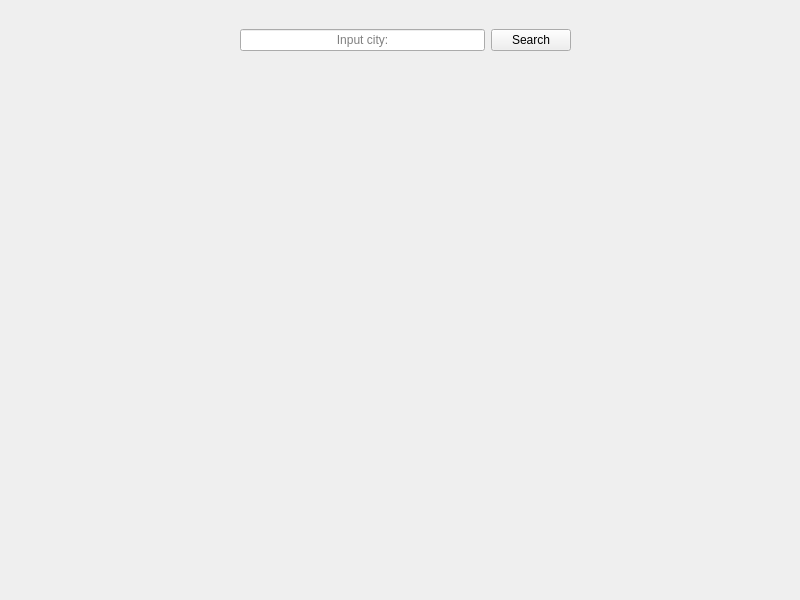
Qt form forms/mainWindow.ui (kfurjan/weatherApp) before a commit.
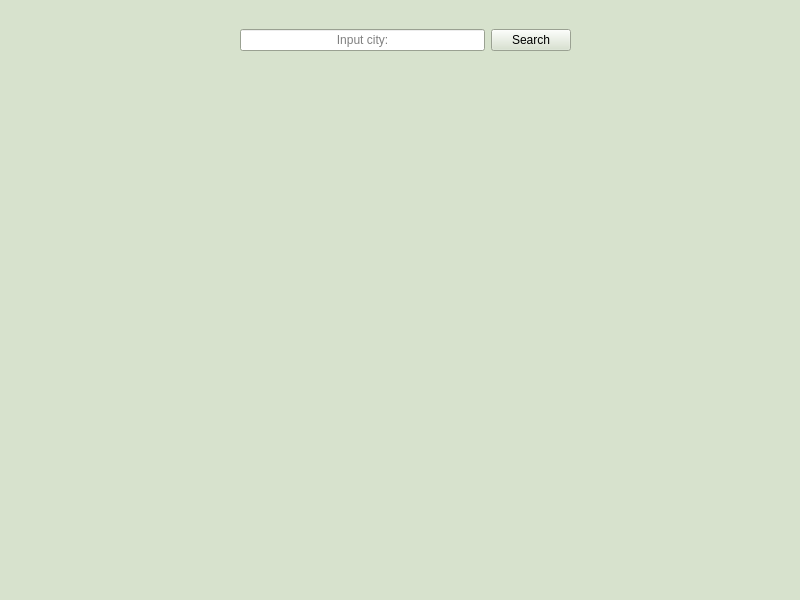
The same form after that commit.

Commit message: Added ability to show icons

```diff
--- a/forms/mainWindow.ui
+++ b/forms/mainWindow.ui
@@ -16,6 +16,421 @@
     <height>600</height>
    </size>
   </property>
+  <property name="palette">
+   <palette>
+    <active>
+     <colorrole role="WindowText">
+      <brush brushstyle="SolidPattern">
+       <color alpha="255">
+        <red>0</red>
+        <green>0</green>
+        <blue>0</blue>
+       </color>
+      </brush>
+     </colorrole>
+     <colorrole role="Button">
+      <brush brushstyle="SolidPattern">
+       <color alpha="255">
+        <red>215</red>
+        <green>226</green>
+        <blue>205</blue>
+       </color>
+      </brush>
+     </colorrole>
+     <colorrole role="Light">
+      <brush brushstyle="SolidPattern">
+       <color alpha="255">
+        <red>255</red>
+        <green>255</green>
+        <blue>255</blue>
+       </color>
+      </brush>
+     </colorrole>
+     <colorrole role="Midlight">
+      <brush brushstyle="SolidPattern">
+       <color alpha="255">
+        <red>235</red>
+        <green>240</green>
+        <blue>230</blue>
+       </color>
+      </brush>
+     </colorrole>
+     <colorrole role="Dark">
+      <brush brushstyle="SolidPattern">
+       <color alpha="255">
+        <red>107</red>
+        <green>113</green>
+        <blue>102</blue>
+       </color>
+      </brush>
+     </colorrole>
+     <colorrole role="Mid">
+      <brush brushstyle="SolidPattern">
+       <color alpha="255">
+        <red>143</red>
+        <green>151</green>
+        <blue>137</blue>
+       </color>
+      </brush>
+     </colorrole>
+     <colorrole role="Text">
+      <brush brushstyle="SolidPattern">
+       <color alpha="255">
+        <red>0</red>
+        <green>0</green>
+        <blue>0</blue>
+       </color>
+      </brush>
+     </colorrole>
+     <colorrole role="BrightText">
+      <brush brushstyle="SolidPattern">
+       <color alpha="255">
+        <red>255</red>
+        <green>255</green>
+        <blue>255</blue>
+       </color>
+      </brush>
+     </colorrole>
+     <colorrole role="ButtonText">
+      <brush brushstyle="SolidPattern">
+       <color alpha="255">
+        <red>0</red>
+        <green>0</green>
+        <blue>0</blue>
+       </color>
+      </brush>
+     </colorrole>
+     <colorrole role="Base">
+      <brush brushstyle="SolidPattern">
+       <color alpha="255">
+        <red>255</red>
+        <green>255</green>
+        <blue>255</blue>
+       </color>
+      </brush>
+     </colorrole>
+     <colorrole role="Window">
+      <brush brushstyle="SolidPattern">
+       <color alpha="255">
+        <red>215</red>
+        <green>226</green>
+        <blue>205</blue>
+       </color>
+      </brush>
+     </colorrole>
+     <colorrole role="Shadow">
+      <brush brushstyle="SolidPattern">
+       <color alpha="255">
+        <red>0</red>
+        <green>0</green>
+        <blue>0</blue>
+       </color>
+      </brush>
+     </colorrole>
+     <colorrole role="AlternateBase">
+      <brush brushstyle="SolidPattern">
+       <color alpha="255">
+        <red>235</red>
+        <green>240</green>
+        <blue>230</blue>
+       </color>
+      </brush>
+     </colorrole>
+     <colorrole role="ToolTipBase">
+      <brush brushstyle="SolidPattern">
+       <color alpha="255">
+        <red>255</red>
+        <green>255</green>
+        <blue>220</blue>
+       </color>
+      </brush>
+     </colorrole>
+     <colorrole role="ToolTipText">
+      <brush brushstyle="SolidPattern">
+       <color alpha="255">
+        <red>0</red>
+        <green>0</green>
+        <blue>0</blue>
+       </color>
+      </brush>
+     </colorrole>
+    </active>
+    <inactive>
+     <colorrole role="WindowText">
+      <brush brushstyle="SolidPattern">
+       <color alpha="255">
+        <red>0</red>
+        <green>0</green>
+        <blue>0</blue>
+       </color>
+      </brush>
+     </colorrole>
+     <colorrole role="Button">
+      <brush brushstyle="SolidPattern">
+       <color alpha="255">
+        <red>215</red>
+        <green>226</green>
+        <blue>205</blue>
+       </color>
+      </brush>
+     </colorrole>
+     <colorrole role="Light">
+      <brush brushstyle="SolidPattern">
+       <color alpha="255">
+        <red>255</red>
+        <green>255</green>
+        <blue>255</blue>
+       </color>
+      </brush>
+     </colorrole>
+     <colorrole role="Midlight">
+      <brush brushstyle="SolidPattern">
+       <color alpha="255">
+        <red>235</red>
+        <green>240</green>
+        <blue>230</blue>
+       </color>
+      </brush>
+     </colorrole>
+     <colorrole role="Dark">
+      <brush brushstyle="SolidPattern">
+       <color alpha="255">
+        <red>107</red>
+        <green>113</green>
+        <blue>102</blue>
+       </color>
+      </brush>
+     </colorrole>
+     <colorrole role="Mid">
+      <brush brushstyle="SolidPattern">
+       <color alpha="255">
+        <red>143</red>
+        <green>151</green>
+        <blue>137</blue>
+       </color>
+      </brush>
+     </colorrole>
+     <colorrole role="Text">
+      <brush brushstyle="SolidPattern">
+       <color alpha="255">
+        <red>0</red>
+        <green>0</green>
+        <blue>0</blue>
+       </color>
+      </brush>
+     </colorrole>
+     <colorrole role="BrightText">
+      <brush brushstyle="SolidPattern">
+       <color alpha="255">
+        <red>255</red>
+        <green>255</green>
+        <blue>255</blue>
+       </color>
+      </brush>
+     </colorrole>
+     <colorrole role="ButtonText">
+      <brush brushstyle="SolidPattern">
+       <color alpha="255">
+        <red>0</red>
+        <green>0</green>
+        <blue>0</blue>
+       </color>
+      </brush>
+     </colorrole>
+     <colorrole role="Base">
+      <brush brushstyle="SolidPattern">
+       <color alpha="255">
+        <red>255</red>
+        <green>255</green>
+        <blue>255</blue>
+       </color>
+      </brush>
+     </colorrole>
+     <colorrole role="Window">
+      <brush brushstyle="SolidPattern">
+       <color alpha="255">
+        <red>215</red>
+        <green>226</green>
+        <blue>205</blue>
+       </color>
+      </brush>
+     </colorrole>
+     <colorrole role="Shadow">
+      <brush brushstyle="SolidPattern">
+       <color alpha="255">
+        <red>0</red>
+        <green>0</green>
+        <blue>0</blue>
+       </color>
+      </brush>
+     </colorrole>
+     <colorrole role="AlternateBase">
+      <brush brushstyle="SolidPattern">
+       <color alpha="255">
+        <red>235</red>
+        <green>240</green>
+        <blue>230</blue>
+       </color>
+      </brush>
+     </colorrole>
+     <colorrole role="ToolTipBase">
+      <brush brushstyle="SolidPattern">
+       <color alpha="255">
+        <red>255</red>
+        <green>255</green>
+        <blue>220</blue>
+       </color>
+      </brush>
+     </colorrole>
+     <colorrole role="ToolTipText">
+      <brush brushstyle="SolidPattern">
+       <color alpha="255">
+        <red>0</red>
+        <green>0</green>
+        <blue>0</blue>
+       </color>
+      </brush>
+     </colorrole>
+    </inactive>
+    <disabled>
+     <colorrole role="WindowText">
+      <brush brushstyle="SolidPattern">
+       <color alpha="255">
+        <red>107</red>
+        <green>113</green>
+        <blue>102</blue>
+       </color>
+      </brush>
+     </colorrole>
+     <colorrole role="Button">
+      <brush brushstyle="SolidPattern">
+       <color alpha="255">
+        <red>215</red>
+        <green>226</green>
+        <blue>205</blue>
+       </color>
+      </brush>
+     </colorrole>
+     <colorrole role="Light">
+      <brush brushstyle="SolidPattern">
+       <color alpha="255">
+        <red>255</red>
+        <green>255</green>
+        <blue>255</blue>
+       </color>
+      </brush>
+     </colorrole>
+     <colorrole role="Midlight">
+      <brush brushstyle="SolidPattern">
+       <color alpha="255">
+        <red>235</red>
+        <green>240</green>
+        <blue>230</blue>
+       </color>
+      </brush>
+     </colorrole>
+     <colorrole role="Dark">
+      <brush brushstyle="SolidPattern">
+       <color alpha="255">
+        <red>107</red>
+        <green>113</green>
+        <blue>102</blue>
+       </color>
+      </brush>
+     </colorrole>
+     <colorrole role="Mid">
+      <brush brushstyle="SolidPattern">
+       <color alpha="255">
+        <red>143</red>
+        <green>151</green>
+        <blue>137</blue>
+       </color>
+      </brush>
+     </colorrole>
+     <colorrole role="Text">
+      <brush brushstyle="SolidPattern">
+       <color alpha="255">
+        <red>107</red>
+        <green>113</green>
+        <blue>102</blue>
+       </color>
+      </brush>
+     </colorrole>
+     <colorrole role="BrightText">
+      <brush brushstyle="SolidPattern">
+       <color alpha="255">
+        <red>255</red>
+        <green>255</green>
+        <blue>255</blue>
+       </color>
+      </brush>
+     </colorrole>
+     <colorrole role="ButtonText">
+      <brush brushstyle="SolidPattern">
+       <color alpha="255">
+        <red>107</red>
+        <green>113</green>
+        <blue>102</blue>
+       </color>
+      </brush>
+     </colorrole>
+     <colorrole role="Base">
+      <brush brushstyle="SolidPattern">
+       <color alpha="255">
+        <red>215</red>
+        <green>226</green>
+        <blue>205</blue>
+       </color>
+      </brush>
+     </colorrole>
+     <colorrole role="Window">
+      <brush brushstyle="SolidPattern">
+       <color alpha="255">
+        <red>215</red>
+        <green>226</green>
+        <blue>205</blue>
+       </color>
+      </brush>
+     </colorrole>
+     <colorrole role="Shadow">
+      <brush brushstyle="SolidPattern">
+       <color alpha="255">
+        <red>0</red>
+        <green>0</green>
+        <blue>0</blue>
+       </color>
+      </brush>
+     </colorrole>
+     <colorrole role="AlternateBase">
+      <brush brushstyle="SolidPattern">
+       <color alpha="255">
+        <red>215</red>
+        <green>226</green>
+        <blue>205</blue>
+       </color>
+      </brush>
+     </colorrole>
+     <colorrole role="ToolTipBase">
+      <brush brushstyle="SolidPattern">
+       <color alpha="255">
+        <red>255</red>
+        <green>255</green>
+        <blue>220</blue>
+       </color>
+      </brush>
+     </colorrole>
+     <colorrole role="ToolTipText">
+      <brush brushstyle="SolidPattern">
+       <color alpha="255">
+        <red>0</red>
+        <green>0</green>
+        <blue>0</blue>
+       </color>
+      </brush>
+     </colorrole>
+    </disabled>
+   </palette>
+  </property>
   <property name="windowTitle">
    <string>WeatherApp</string>
   </property>
@@ -207,22 +622,7 @@
      </rect>
     </property>
     <layout class="QGridLayout" name="todaysForecastLayout">
-     <item row="0" column="0">
-      <widget class="QLabel" name="todaysForecastTemp">
-       <property name="font">
-        <font>
-         <pointsize>14</pointsize>
-        </font>
-       </property>
-       <property name="text">
-        <string/>
-       </property>
-       <property name="alignment">
-        <set>Qt::AlignCenter</set>
-       </property>
-      </widget>
-     </item>
-     <item row="1" column="0">
+     <item row="2" column="0">
       <widget class="QLabel" name="todaysForecastDesc">
        <property name="font">
         <font>
@@ -238,6 +638,31 @@
        </property>
       </widget>
      </item>
+     <item row="0" column="0">
+      <widget class="QLabel" name="todaysForecastTemp">
+       <property name="font">
+        <font>
+         <pointsize>14</pointsize>
+        </font>
+       </property>
+       <property name="text">
+        <string/>
+       </property>
+       <property name="alignment">
+        <set>Qt::AlignCenter</set>
+       </property>
+      </widget>
+     </item>
+     <item row="1" column="0">
+      <widget class="QLabel" name="todaysIcon">
+       <property name="text">
+        <string/>
+       </property>
+       <property name="alignment">
+        <set>Qt::AlignCenter</set>
+       </property>
+      </widget>
+     </item>
     </layout>
    </widget>
    <widget class="QWidget" name="gridLayoutWidget_2">
@@ -250,7 +675,7 @@
      </rect>
     </property>
     <layout class="QGridLayout" name="tomoForecastLayout">
-     <item row="2" column="0">
+     <item row="3" column="0">
       <widget class="QLabel" name="tomoForecastDesc">
        <property name="font">
         <font>
@@ -281,6 +706,16 @@
        </property>
       </widget>
      </item>
+     <item row="2" column="0">
+      <widget class="QLabel" name="tomoIcon">
+       <property name="text">
+        <string/>
+       </property>
+       <property name="alignment">
+        <set>Qt::AlignCenter</set>
+       </property>
+      </widget>
+     </item>
     </layout>
    </widget>
    <widget class="QWidget" name="gridLayoutWidget_3">
@@ -292,8 +727,8 @@
       <height>221</height>
      </rect>
     </property>
-    <layout class="QGridLayout" name="todaysForecastLayout_3">
-     <item row="1" column="0">
+    <layout class="QGridLayout" name="dayAftersForecastLayout">
+     <item row="2" column="0">
       <widget class="QLabel" name="dayAftersForecastDesc">
        <property name="font">
         <font>
@@ -324,6 +759,16 @@
        </property>
       </widget>
      </item>
+     <item row="1" column="0">
+      <widget class="QLabel" name="dayAftersIcon">
+       <property name="text">
+        <string/>
+       </property>
+       <property name="alignment">
+        <set>Qt::AlignCenter</set>
+       </property>
+      </widget>
+     </item>
     </layout>
    </widget>
   </widget>
```
The commit also changes 2 other files.
